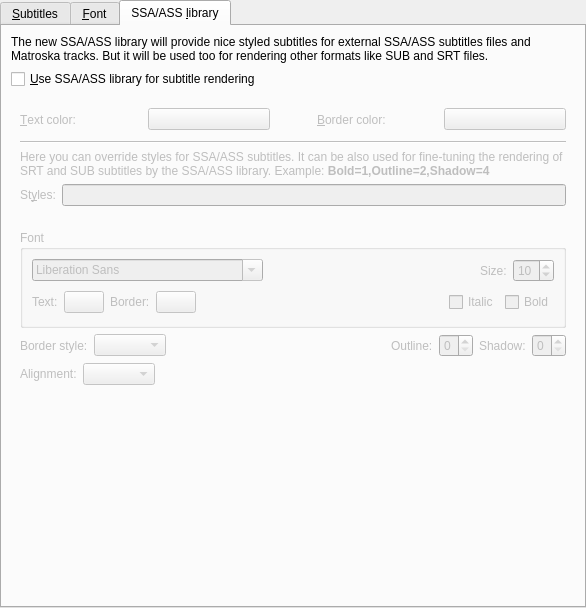
First picture: the form in src/prefsubtitles.ui, repository wilbert2000/wzplayer, before the edit.
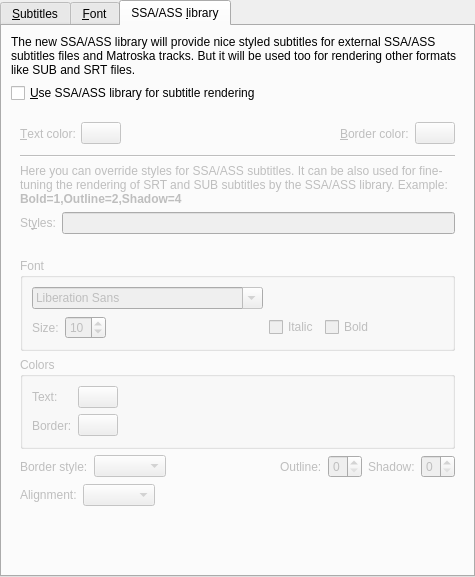
Second picture: the form after the edit. The open tabs and pages were chosen to show the change. Custom widgets are drawn as their Qt base class.

```diff
--- a/src/prefsubtitles.ui
+++ b/src/prefsubtitles.ui
@@ -5,8 +5,8 @@
    <rect>
     <x>0</x>
     <y>0</y>
-    <width>586</width>
-    <height>608</height>
+    <width>475</width>
+    <height>577</height>
    </rect>
   </property>
   <property name="windowTitle" >
@@ -773,9 +773,6 @@
               <property name="orientation" >
                <enum>Qt::Horizontal</enum>
               </property>
-              <property name="sizeType" >
-               <enum>QSizePolicy::Preferred</enum>
-              </property>
               <property name="sizeHint" >
                <size>
                 <width>41</width>
@@ -875,33 +872,31 @@
             <property name="title" >
              <string>Font</string>
             </property>
-            <layout class="QVBoxLayout" >
-             <item>
-              <layout class="QHBoxLayout" >
-               <item>
+            <layout class="QGridLayout" >
+             <item row="0" column="0" colspan="3" >
                 <widget class="MyFontComboBox" name="style_font_combo" />
                </item>
-               <item>
+             <item row="0" column="3" colspan="3" >
                 <spacer>
                  <property name="orientation" >
                   <enum>Qt::Horizontal</enum>
                  </property>
                  <property name="sizeHint" >
                   <size>
-                   <width>40</width>
-                   <height>20</height>
+                 <width>331</width>
+                 <height>23</height>
                   </size>
                  </property>
                 </spacer>
                </item>
-               <item>
+             <item row="1" column="0" >
                 <widget class="QLabel" name="label" >
                  <property name="text" >
                   <string>Size:</string>
                  </property>
                 </widget>
                </item>
-               <item>
+             <item row="1" column="1" >
                 <widget class="QSpinBox" name="style_size_spin" >
                  <property name="minimum" >
                   <number>1</number>
@@ -911,67 +906,96 @@
                  </property>
                 </widget>
                </item>
-              </layout>
+             <item row="1" column="2" >
+              <spacer>
+               <property name="orientation" >
+                <enum>Qt::Horizontal</enum>
+               </property>
+               <property name="sizeHint" >
+                <size>
+                 <width>40</width>
+                 <height>20</height>
+                </size>
+               </property>
+              </spacer>
+             </item>
+             <item row="1" column="3" >
+              <widget class="QCheckBox" name="style_italic_check" >
+               <property name="text" >
+                <string>Italic</string>
+               </property>
+              </widget>
+             </item>
+             <item row="1" column="4" >
+              <widget class="QCheckBox" name="style_bold_check" >
+               <property name="text" >
+                <string>Bold</string>
+               </property>
+              </widget>
+             </item>
+             <item row="1" column="5" >
+              <spacer>
+               <property name="orientation" >
+                <enum>Qt::Horizontal</enum>
+               </property>
+               <property name="sizeHint" >
+                <size>
+                 <width>171</width>
+                 <height>20</height>
+                </size>
+               </property>
+              </spacer>
+             </item>
+            </layout>
+           </widget>
              </item>
              <item>
-              <layout class="QHBoxLayout" >
-               <item>
+           <widget class="QGroupBox" name="groupBox_7" >
+            <property name="title" >
+             <string>Colors</string>
+            </property>
+            <layout class="QGridLayout" >
+             <item row="0" column="0" >
                 <widget class="QLabel" name="label_2" >
                  <property name="text" >
                   <string>Text:</string>
                  </property>
                 </widget>
                </item>
-               <item>
+             <item row="0" column="1" >
                 <widget class="SelectColorButton" name="style_text_color_button" >
                  <property name="text" >
                   <string/>
                  </property>
                 </widget>
                </item>
-               <item>
+             <item rowspan="2" row="0" column="2" >
+              <spacer>
+               <property name="orientation" >
+                <enum>Qt::Horizontal</enum>
+               </property>
+               <property name="sizeHint" >
+                <size>
+                 <width>381</width>
+                 <height>51</height>
+                </size>
+               </property>
+              </spacer>
+             </item>
+             <item row="1" column="0" >
                 <widget class="QLabel" name="label_3" >
                  <property name="text" >
                   <string>Border:</string>
                  </property>
                 </widget>
                </item>
-               <item>
+             <item row="1" column="1" >
                 <widget class="SelectColorButton" name="style_border_color_button" >
                  <property name="text" >
                   <string/>
                  </property>
                 </widget>
                </item>
-               <item>
-                <spacer>
-                 <property name="orientation" >
-                  <enum>Qt::Horizontal</enum>
-                 </property>
-                 <property name="sizeHint" >
-                  <size>
-                   <width>81</width>
-                   <height>28</height>
-                  </size>
-                 </property>
-                </spacer>
-               </item>
-               <item>
-                <widget class="QCheckBox" name="style_italic_check" >
-                 <property name="text" >
-                  <string>Italic</string>
-                 </property>
-                </widget>
-               </item>
-               <item>
-                <widget class="QCheckBox" name="style_bold_check" >
-                 <property name="text" >
-                  <string>Bold</string>
-                 </property>
-                </widget>
-               </item>
-              </layout>
-             </item>
             </layout>
            </widget>
           </item>
@@ -1055,8 +1079,8 @@
               </property>
               <property name="sizeHint" >
                <size>
-                <width>241</width>
-                <height>20</height>
+                <width>402</width>
+                <height>21</height>
                </size>
               </property>
              </spacer>
@@ -1073,8 +1097,8 @@
          </property>
          <property name="sizeHint" >
           <size>
-           <width>564</width>
-           <height>21</height>
+           <width>221</width>
+           <height>31</height>
           </size>
          </property>
         </spacer>
```
Left out of the diff: 4 changed lines with no effect on the pictures. Lines whose indentation alone changed are shown as unchanged.
